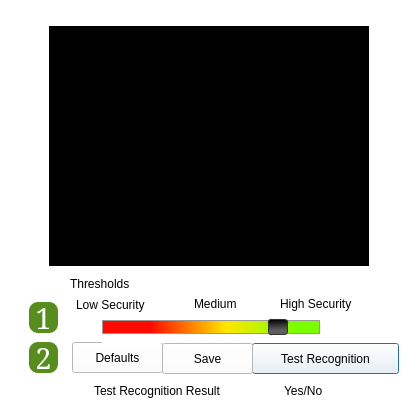
WilliamRen/pam-face-authentication, file data/ui/uifiles/faceTrainerAdvSettings.ui: the form before one commit.
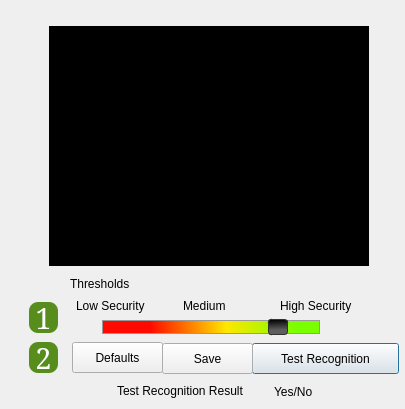
The form after the commit.

Commit message: Changed UI files , removed custom stylesheets

```diff
--- a/data/ui/uifiles/faceTrainerAdvSettings.ui
+++ b/data/ui/uifiles/faceTrainerAdvSettings.ui
@@ -31,9 +31,6 @@
   <property name="windowTitle">
    <string>Advanced Settings</string>
   </property>
-  <property name="styleSheet">
-   <string notr="true">background-color: rgb(255, 255, 255);</string>
-  </property>
   <widget class="QLabel" name="label">
    <property name="geometry">
     <rect>
@@ -54,9 +51,9 @@
    <property name="geometry">
     <rect>
      <x>76</x>
-     <y>297</y>
+     <y>296</y>
      <width>94</width>
-     <height>16</height>
+     <height>20</height>
     </rect>
    </property>
    <property name="text">
@@ -67,7 +64,7 @@
    <property name="geometry">
     <rect>
      <x>280</x>
-     <y>294</y>
+     <y>296</y>
      <width>93</width>
      <height>20</height>
     </rect>
@@ -134,15 +131,12 @@
   <widget class="QLabel" name="result">
    <property name="geometry">
     <rect>
-     <x>284</x>
-     <y>383</y>
+     <x>274</x>
+     <y>384</y>
      <width>61</width>
      <height>16</height>
     </rect>
    </property>
-   <property name="styleSheet">
-    <string>font: 75 12pt &quot;Sans Serif&quot;;</string>
-   </property>
    <property name="text">
     <string>Yes/No</string>
    </property>
@@ -150,15 +144,12 @@
   <widget class="QLabel" name="result_2">
    <property name="geometry">
     <rect>
-     <x>94</x>
+     <x>117</x>
      <y>383</y>
-     <width>181</width>
+     <width>145</width>
      <height>16</height>
     </rect>
    </property>
-   <property name="styleSheet">
-    <string>font: 75 12pt &quot;Sans Serif&quot;;</string>
-   </property>
    <property name="text">
     <string>Test Recognition Result</string>
    </property>
@@ -284,9 +275,6 @@
      <height>31</height>
     </rect>
    </property>
-   <property name="styleSheet">
-    <string notr="true">font: 11pt &quot;Sans Serif&quot;;</string>
-   </property>
    <property name="text">
     <string>Defaults</string>
    </property>
@@ -350,8 +338,8 @@
   <widget class="QLabel" name="label_5">
    <property name="geometry">
     <rect>
-     <x>194</x>
-     <y>294</y>
+     <x>183</x>
+     <y>296</y>
      <width>51</width>
      <height>20</height>
     </rect>
```
Left out of the diff: 9 changed lines with no effect on the pictures. The commit also changes 7 other files.
